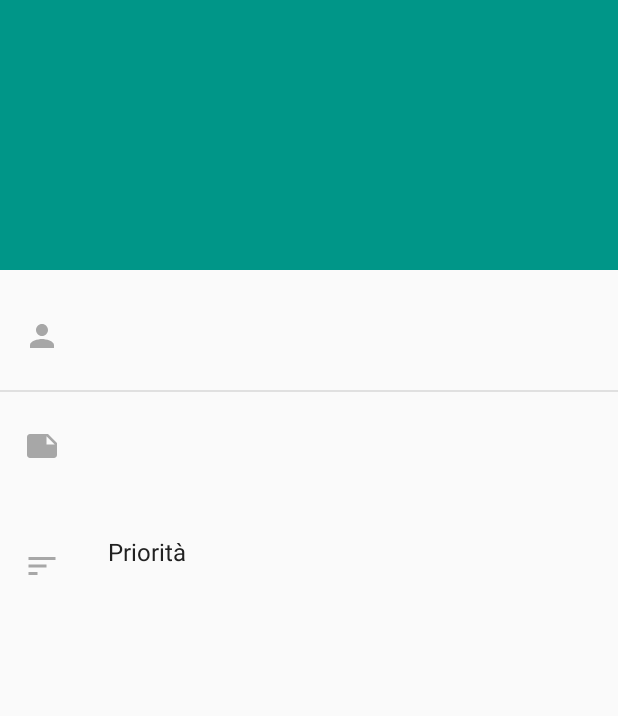
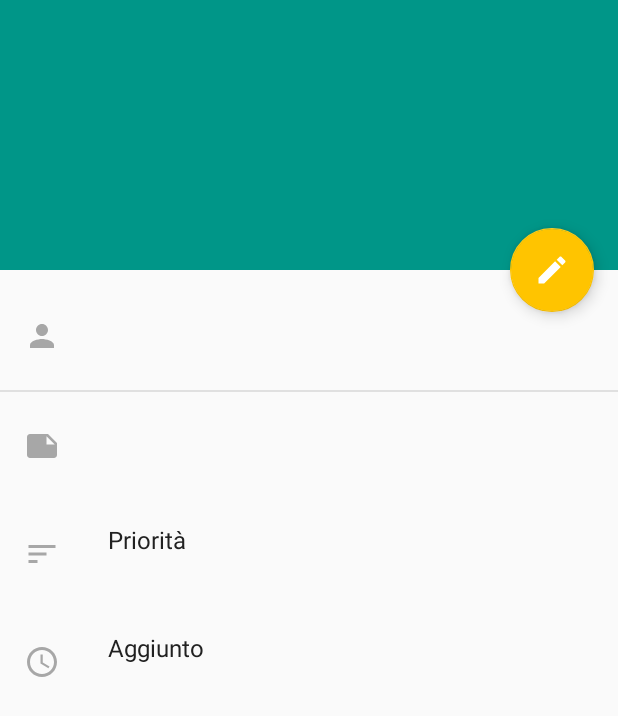
Before and after one commit to nicolapagiaro/FamilyShopping, an Android app: the layout activity_show_lista_item_details.xml on its own in the app's theme, with its tools: preview values and no code run, on a phone screen of 412 x 824 dp. Shown: the top 716 px of the screen. Run offline under Robolectric (Android 15) with nearby library versions, the light colour scheme and no system bars.

Commit message:
Started to do AddListaItem activity for insert a new item in the cart

```diff
--- a/app/src/main/AndroidManifest.xml
+++ b/app/src/main/AndroidManifest.xml
@@ -25,6 +25,9 @@
         <activity
             android:name=".ShowListaItemDetails"
             android:theme="@style/AppTheme.NoActionBar" />
+        <activity
+            android:name=".AddListaitem"
+            android:theme="@style/AppTheme.NoActionBar" />
     </application>
 
 </manifest>
--- a/app/src/main/java/it/paggiapp/familyshopping/intro/LoginFragment.kt
+++ b/app/src/main/java/it/paggiapp/familyshopping/intro/LoginFragment.kt
@@ -14,6 +14,7 @@ import it.paggiapp.familyshopping.util.Util
 import org.json.JSONObject
 import android.net.ConnectivityManager
 import android.support.design.widget.Snackbar
+import android.text.Editable
 import it.paggiapp.familyshopping.R
 import it.paggiapp.familyshopping.backend.Comunication.*
 import it.paggiapp.familyshopping.data.Utente
@@ -100,6 +101,8 @@ class LoginFragment : SlideFragment() {
                                         userArray.getInt("codiceFamiglia"))
                                 Util.setNewUser(context, false)
                                 Util.saveUser(context, user)
+                                if(et_nome.text.length != 0)
+                                    et_nome.setText("")
                                 et_nome.append(user.nome)
                             }
 
--- /dev/null
+++ b/app/src/main/res/drawable/ic_access_time_grey_24dp.xml
@@ -0,0 +1,9 @@
+<vector xmlns:android="http://schemas.android.com/apk/res/android"
+        android:width="24dp"
+        android:height="24dp"
+        android:viewportWidth="24.0"
+        android:viewportHeight="24.0">
+    <path
+        android:fillColor="#54000000"
+        android:pathData="M11.99,2C6.47,2 2,6.48 2,12s4.47,10 9.99,10C17.52,22 22,17.52 22,12S17.52,2 11.99,2zM12,20c-4.42,0 -8,-3.58 -8,-8s3.58,-8 8,-8 8,3.58 8,8 -3.58,8 -8,8zM12.5,7H11v6l5.25,3.15 0.75,-1.23 -4.5,-2.67z"/>
+</vector>
--- /dev/null
+++ b/app/src/main/res/drawable/ic_edit_white_24dp.xml
@@ -0,0 +1,9 @@
+<vector xmlns:android="http://schemas.android.com/apk/res/android"
+        android:width="24dp"
+        android:height="24dp"
+        android:viewportWidth="24.0"
+        android:viewportHeight="24.0">
+    <path
+        android:fillColor="#FFFFFFFF"
+        android:pathData="M3,17.25V21h3.75L17.81,9.94l-3.75,-3.75L3,17.25zM20.71,7.04c0.39,-0.39 0.39,-1.02 0,-1.41l-2.34,-2.34c-0.39,-0.39 -1.02,-0.39 -1.41,0l-1.83,1.83 3.75,3.75 1.83,-1.83z"/>
+</vector>
--- a/app/src/main/res/layout/activity_show_lista_item_details.xml
+++ b/app/src/main/res/layout/activity_show_lista_item_details.xml
@@ -1,13 +1,13 @@
 <?xml version="1.0" encoding="utf-8"?>
-<LinearLayout xmlns:android="http://schemas.android.com/apk/res/android"
+<android.support.design.widget.CoordinatorLayout xmlns:android="http://schemas.android.com/apk/res/android"
     xmlns:app="http://schemas.android.com/apk/res-auto"
     xmlns:tools="http://schemas.android.com/tools"
     android:layout_width="match_parent"
     android:layout_height="match_parent"
     android:orientation="vertical"
     tools:context="it.paggiapp.familyshopping.ShowListaItemDetails">
-
     <android.support.design.widget.AppBarLayout
+        android:id="@+id/app_bar"
         android:layout_width="match_parent"
         android:layout_height="@dimen/action_bar_height"
         android:theme="@style/ThemeOverlay.AppCompat.Dark">
@@ -25,7 +25,13 @@
                 app:layout_collapseMode="pin" />
 
         </android.support.design.widget.CollapsingToolbarLayout>
+
     </android.support.design.widget.AppBarLayout>
+
+    <android.support.v4.widget.NestedScrollView
+        android:layout_width="match_parent"
+        android:layout_height="wrap_content"
+        app:layout_behavior="@string/appbar_scrolling_view_behavior">
 
         <LinearLayout
             android:layout_width="match_parent"
@@ -79,8 +85,8 @@
                 android:id="@+id/divider"
                 android:layout_width="match_parent"
                 android:layout_height="1dp"
-            app:srcCompat="@color/dividerColor"
-            android:contentDescription="@string/image_content_descriptor" />
+                android:contentDescription="@string/image_content_descriptor"
+                app:srcCompat="@color/dividerColor" />
 
             <LinearLayout
                 android:id="@+id/item_details_comment"
@@ -111,7 +117,6 @@
                 android:id="@+id/item_details_priority"
                 android:layout_width="match_parent"
                 android:layout_height="@dimen/twolist_height"
-            android:layout_marginTop="@dimen/list_margin_top"
                 android:clickable="false"
                 android:gravity="center_vertical"
                 android:orientation="horizontal">
@@ -149,6 +154,58 @@
 
             </LinearLayout>
 
-    </LinearLayout>
+            <LinearLayout
+                android:id="@+id/item_details_added"
+                android:layout_width="match_parent"
+                android:layout_height="@dimen/twolist_height"
+                android:clickable="false"
+                android:gravity="center_vertical"
+                android:orientation="horizontal">
+
+                <ImageView
+                    android:id="@+id/logo_added"
+                    android:layout_width="@dimen/bottom_icon_size"
+                    android:layout_height="@dimen/bottom_icon_size"
+                    android:layout_marginStart="@dimen/horizontal_margin"
+                    android:contentDescription="@string/image_content_descriptor"
+                    app:srcCompat="@drawable/ic_access_time_grey_24dp" />
+
+                <LinearLayout
+                    android:layout_width="wrap_content"
+                    android:layout_height="wrap_content"
+                    android:layout_marginStart="@dimen/twolist_marginStart"
+                    android:orientation="vertical">
+
+                    <TextView
+                        android:id="@+id/tv_itemdetails_added"
+                        android:layout_width="wrap_content"
+                        android:layout_height="wrap_content"
+                        android:text="@string/item_added"
+                        android:textColor="@color/primaryTextColor"
+                        android:textSize="@dimen/twolines_firstText" />
+
+                    <TextView
+                        android:id="@+id/tv_itemdetails_added_value"
+                        android:layout_width="wrap_content"
+                        android:layout_height="wrap_content"
+                        android:textColor="@color/secondaryTextColor"
+                        android:textSize="@dimen/twolines_secondText" />
 
                 </LinearLayout>
+            </LinearLayout>
+        </LinearLayout>
+    </android.support.v4.widget.NestedScrollView>
+
+    <android.support.design.widget.FloatingActionButton
+        android:id="@+id/item_details_fab_edit"
+        android:layout_width="wrap_content"
+        android:layout_height="wrap_content"
+        android:layout_margin="@dimen/horizontal_margin"
+        app:fabSize="normal"
+        android:clickable="true"
+        android:focusable="true"
+        app:layout_anchor="@id/collapse_toolbar"
+        app:layout_anchorGravity="bottom|right|end"
+        app:srcCompat="@drawable/ic_edit_white_24dp" />
+
+</android.support.design.widget.CoordinatorLayout>
--- a/app/src/main/res/layout/fragment_intro_login.xml
+++ b/app/src/main/res/layout/fragment_intro_login.xml
@@ -66,7 +66,7 @@
             android:layout_width="match_parent"
             android:layout_height="wrap_content"
             android:hint="@string/prompt_nome"
-            android:inputType="textCapCharacters"
+            android:inputType="textPersonName"
             android:textColor="@color/white" />
 
     </android.support.design.widget.TextInputLayout>
--- a/app/src/main/res/values/strings.xml
+++ b/app/src/main/res/values/strings.xml
@@ -66,6 +66,7 @@
     </plurals>
     <string name="prompt_item_deleted">Articolo eliminato</string>
     <string name="title_activity_show_lista_item_details">ShowListaItemDetails</string>
+    <string name="cancel_deleting">Annulla</string>
 
     <!-- Stringhe per ShowListaItemDetails activity -->
     <string name="username_null">Utente</string>
@@ -74,5 +75,6 @@
     <string name="item_priorita_value_alta">Alta</string>
     <string name="item_priorita_value_media">Media</string>
     <string name="item_priorita_value_bassa">Bassa</string>
+    <string name="item_added">Aggiunto</string>
 
 </resources>
```
Also changed, not shown: app/src/main/java/it/paggiapp/familyshopping/AddListaitem.kt (added, +32 -0 lines), app/src/main/java/it/paggiapp/familyshopping/ListaFragment.kt (+6 -46 lines), app/src/main/java/it/paggiapp/familyshopping/MainActivity.kt (+4 -3 lines), app/src/main/java/it/paggiapp/familyshopping/ShowListaItemDetails.kt (+14 -3 lines), app/src/main/java/it/paggiapp/familyshopping/util/Util.kt (+45 -0 lines), app/src/main/res/layout/activity_add_listaitem.xml (added, +31 -0 lines). Lines whose indentation alone changed are shown as unchanged.
